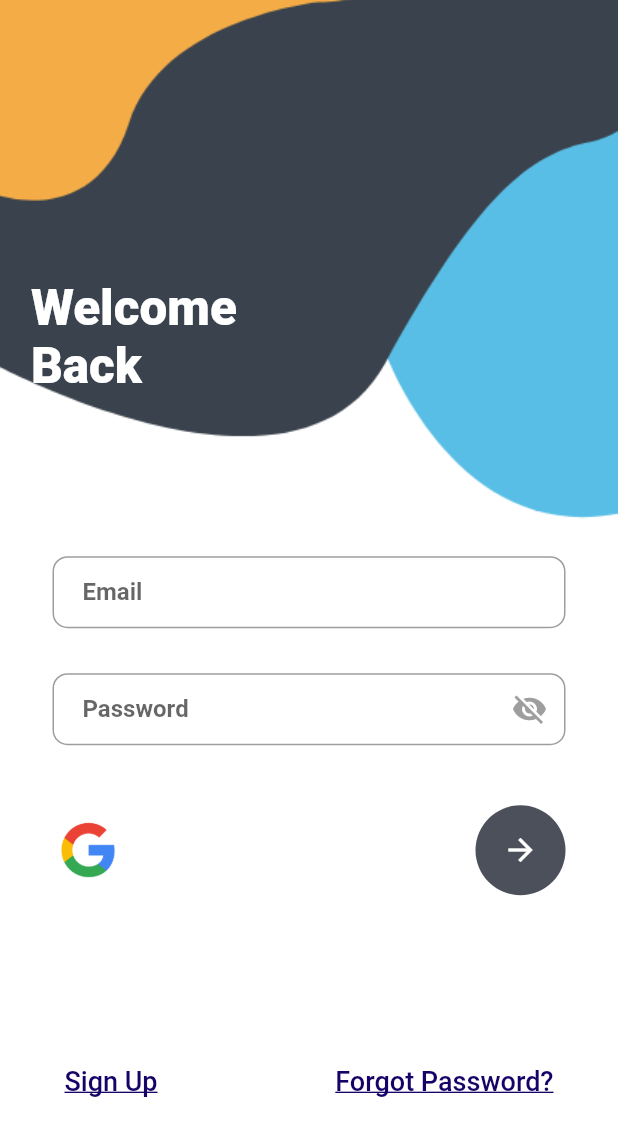
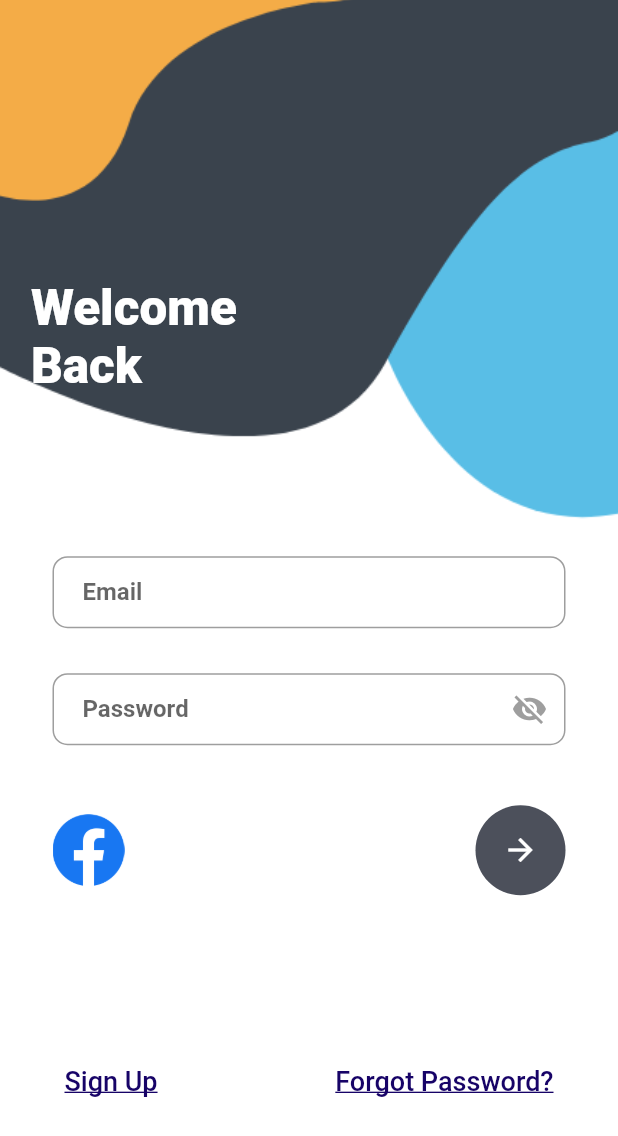
Before and after one commit to Chava-Sai/Unwind, a Flutter app: the screen it shows after launch, on a phone screen of 412 x 824 dp. Shown: the top 1136 px of the screen. Run offline on Flutter 3.47's test engine with Material 2 defaults, Android fonts, the phone set to English and light mode, and no system bars; our stand-ins replace animated_text_kit, firebase_auth, firebase_core, flutter_spinkit, get, google_sign_in and 4 more; accounts and stored records are empty; Roboto replaces fonts that are missing (OoohBaby).

Commit message:
random commit

```diff
--- a/lib/login/login.dart
+++ b/lib/login/login.dart
@@ -8,8 +8,6 @@ import 'package:test1/login/forgotscreen.dart';
 import 'package:test1/login/register.dart';
 import 'package:test1/screens/chat_screen.dart';
 import 'package:test1/scroll.dart';
-
-
 
 bool _obscureText = true;
 
@@ -25,7 +23,8 @@ Future<void> _loginWithGoogle() async {
     accessToken: googleAuth?.accessToken,
     idToken: googleAuth?.idToken,
   );
-  UserCredential userCredential = await FirebaseAuth.instance.signInWithCredential(credential);
+  UserCredential userCredential =
+      await FirebaseAuth.instance.signInWithCredential(credential);
   print(userCredential.user?.displayName);
 }
 
@@ -72,7 +71,7 @@ class _LoginPageState extends State<LoginPage> {
         ),
         Scaffold(
           backgroundColor:
-          Colors.transparent, // Set the background color to transparent
+              Colors.transparent, // Set the background color to transparent
           body: Form(
             key: _formKey,
             child: SingleChildScrollView(
@@ -94,7 +93,7 @@ class _LoginPageState extends State<LoginPage> {
                         ),
                       ),
                       validator: (value) =>
-                      value!.isEmpty ? 'Please enter your username' : null,
+                          value!.isEmpty ? 'Please enter your username' : null,
                       onSaved: (value) {
                         _username = value;
                       },
@@ -125,7 +124,7 @@ class _LoginPageState extends State<LoginPage> {
                         ),
                       ),
                       validator: (value) =>
-                      value!.isEmpty ? 'Please enter your password' : null,
+                          value!.isEmpty ? 'Please enter your password' : null,
                       onSaved: (value) {
                         _password = value;
                       },
@@ -139,12 +138,14 @@ class _LoginPageState extends State<LoginPage> {
                             GestureDetector(
                               onTap: _loginWithGoogle,
                               child: Image.asset(
-                                'Assets/image/google.png',
+                                'Assets/image/facebook.png',
                                 width: 48.0,
                                 height: 48.0,
                               ),
                             ),
-                            SizedBox(width: 15,),
+                            SizedBox(
+                              width: 15,
+                            ),
                             // GestureDetector(
                             //   onTap: (){},
                             //   child: Image.asset(
@@ -176,8 +177,8 @@ class _LoginPageState extends State<LoginPage> {
                                   _formKey.currentState!.save();
                                   try {
                                     UserCredential userCredential =
-                                    await FirebaseAuth.instance
-                                        .signInWithEmailAndPassword(
+                                        await FirebaseAuth.instance
+                                            .signInWithEmailAndPassword(
                                       email: _username!,
                                       password: _password!,
                                     );
```
